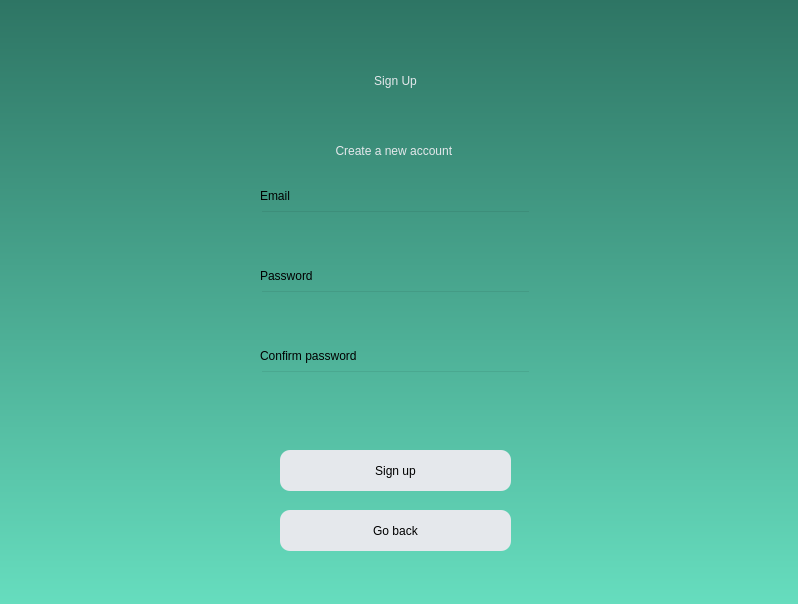
This is ui/signup.ui in Maximusrain/se_project_23-24 as Qt 5 draws it before an edit. The edited form follows.
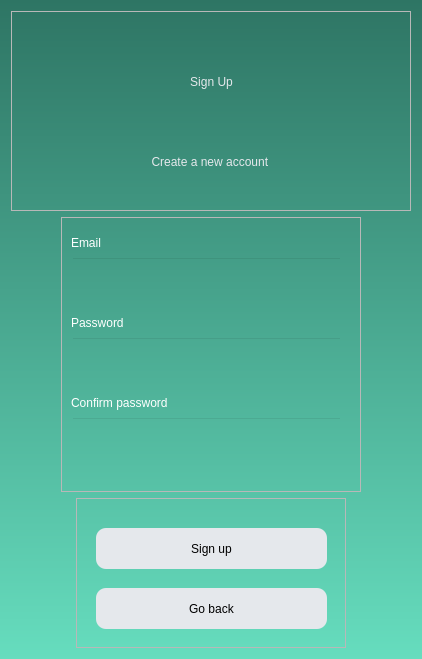
This is the edited form.

Commit message: On click prediction button, and saving to database

Diff of the .ui file:
```diff
--- a/ui/signup.ui
+++ b/ui/signup.ui
@@ -6,8 +6,8 @@
    <rect>
     <x>0</x>
     <y>0</y>
-    <width>798</width>
-    <height>604</height>
+    <width>418</width>
+    <height>655</height>
    </rect>
   </property>
   <property name="windowTitle">
@@ -17,121 +17,27 @@
    <string notr="true">QDialog{
 background-color: qlineargradient(spread:pad, x1:0, y1:0, x2:0, y2:1, stop:0 rgba(46, 117, 100, 255), stop:1 rgba(102, 221, 190, 255))}</string>
   </property>
-  <widget class="QPushButton" name="create_btn">
-   <property name="geometry">
-    <rect>
-     <x>280</x>
-     <y>450</y>
-     <width>231</width>
-     <height>41</height>
-    </rect>
-   </property>
-   <property name="styleSheet">
-    <string notr="true">border-radius:10px;
-background-color: rgb(229, 232, 236);
-
-font: 14pt &quot;Century Gothic&quot;;
-</string>
-   </property>
-   <property name="text">
-    <string>Sign up</string>
-   </property>
-  </widget>
-  <widget class="QPushButton" name="goback_btn">
-   <property name="geometry">
-    <rect>
-     <x>280</x>
-     <y>510</y>
-     <width>231</width>
-     <height>41</height>
-    </rect>
-   </property>
-   <property name="styleSheet">
-    <string notr="true">border-radius:10px;
-background-color: rgb(229, 232, 236);
-
-font: 14pt &quot;Century Gothic&quot;;
-</string>
-   </property>
-   <property name="text">
-    <string>Go back</string>
-   </property>
-  </widget>
-  <widget class="QLineEdit" name="Email_line">
-   <property name="geometry">
-    <rect>
-     <x>260</x>
-     <y>210</y>
-     <width>271</width>
-     <height>41</height>
-    </rect>
-   </property>
-   <property name="styleSheet">
-    <string notr="true">background-color:rgba(0,0,0,0);
-font: 12pt &quot;MS Shell Dlg 2&quot;;</string>
-   </property>
-  </widget>
-  <widget class="QLabel" name="label_2">
-   <property name="geometry">
-    <rect>
-     <x>270</x>
-     <y>130</y>
-     <width>251</width>
-     <height>41</height>
-    </rect>
-   </property>
-   <property name="styleSheet">
-    <string notr="true">font: 15pt &quot;Century Gothic&quot;;
-color: rgb(229, 232, 236);</string>
-   </property>
-   <property name="text">
-    <string>Create a new account </string>
-   </property>
-   <property name="alignment">
-    <set>Qt::AlignCenter</set>
-   </property>
-  </widget>
-  <widget class="QLabel" name="label_5">
-   <property name="geometry">
-    <rect>
-     <x>260</x>
-     <y>340</y>
-     <width>151</width>
-     <height>31</height>
-    </rect>
-   </property>
-   <property name="styleSheet">
-    <string notr="true">font: 11pt &quot;Century Gothic&quot;;</string>
-   </property>
-   <property name="text">
-    <string>Confirm password</string>
-   </property>
-  </widget>
-  <widget class="QLabel" name="label_invalid_line">
-   <property name="geometry">
-    <rect>
-     <x>170</x>
-     <y>420</y>
-     <width>451</width>
-     <height>21</height>
-    </rect>
-   </property>
-   <property name="styleSheet">
-    <string notr="true">font: 14pt &quot;Century Gothic&quot;; color:red;</string>
-   </property>
-   <property name="text">
-    <string/>
-   </property>
-   <property name="alignment">
-    <set>Qt::AlignCenter</set>
-   </property>
-  </widget>
+  <layout class="QVBoxLayout" name="verticalLayout">
+   <item alignment="Qt::AlignHCenter">
+    <widget class="QFrame" name="frame">
+     <property name="minimumSize">
+      <size>
+       <width>400</width>
+       <height>200</height>
+      </size>
+     </property>
+     <property name="frameShape">
+      <enum>QFrame::StyledPanel</enum>
+     </property>
+     <property name="frameShadow">
+      <enum>QFrame::Raised</enum>
+     </property>
   <widget class="QLabel" name="label">
    <property name="geometry">
     <rect>
-     <x>290</x>
-     <y>30</y>
-     <width>211</width>
+        <x>0</x>
+        <y>20</y>
+        <width>401</width>
      <height>101</height>
     </rect>
    </property>
@@ -147,11 +53,78 @@
     <set>Qt::AlignCenter</set>
    </property>
   </widget>
+     <widget class="QLabel" name="label_2">
+      <property name="geometry">
+       <rect>
+        <x>0</x>
+        <y>130</y>
+        <width>401</width>
+        <height>41</height>
+       </rect>
+      </property>
+      <property name="styleSheet">
+       <string notr="true">font: 15pt &quot;Century Gothic&quot;;
+color: rgb(229, 232, 236);</string>
+      </property>
+      <property name="text">
+       <string>Create a new account </string>
+      </property>
+      <property name="alignment">
+       <set>Qt::AlignCenter</set>
+      </property>
+     </widget>
+    </widget>
+   </item>
+   <item alignment="Qt::AlignHCenter">
+    <widget class="QFrame" name="frame_2">
+     <property name="minimumSize">
+      <size>
+       <width>300</width>
+       <height>275</height>
+      </size>
+     </property>
+     <property name="frameShape">
+      <enum>QFrame::StyledPanel</enum>
+     </property>
+     <property name="frameShadow">
+      <enum>QFrame::Raised</enum>
+     </property>
+     <widget class="QLineEdit" name="Email_line">
+      <property name="geometry">
+       <rect>
+        <x>10</x>
+        <y>40</y>
+        <width>271</width>
+        <height>41</height>
+       </rect>
+      </property>
+      <property name="styleSheet">
+       <string notr="true">background-color:rgba(0,0,0,0);
+font: 12pt &quot;MS Shell Dlg 2&quot;;</string>
+      </property>
+     </widget>
+     <widget class="QLabel" name="label_3">
+      <property name="geometry">
+       <rect>
+        <x>10</x>
+        <y>10</y>
+        <width>71</width>
+        <height>31</height>
+       </rect>
+      </property>
+      <property name="styleSheet">
+       <string notr="true">font: 11pt &quot;Century Gothic&quot;;
+color: #ffffff;</string>
+      </property>
+      <property name="text">
+       <string>Email</string>
+      </property>
+     </widget>
   <widget class="QLineEdit" name="Password_line">
    <property name="geometry">
     <rect>
-     <x>260</x>
-     <y>290</y>
+        <x>10</x>
+        <y>120</y>
      <width>271</width>
      <height>41</height>
     </rect>
@@ -164,40 +137,25 @@
   <widget class="QLabel" name="label_4">
    <property name="geometry">
     <rect>
-     <x>260</x>
-     <y>260</y>
+        <x>10</x>
+        <y>90</y>
      <width>111</width>
      <height>31</height>
     </rect>
    </property>
    <property name="styleSheet">
-    <string notr="true">font: 11pt &quot;Century Gothic&quot;;</string>
+       <string notr="true">font: 11pt &quot;Century Gothic&quot;;
+color: #ffffff;</string>
    </property>
    <property name="text">
     <string>Password</string>
    </property>
   </widget>
-  <widget class="QLabel" name="label_3">
-   <property name="geometry">
-    <rect>
-     <x>260</x>
-     <y>180</y>
-     <width>71</width>
-     <height>31</height>
-    </rect>
-   </property>
-   <property name="styleSheet">
-    <string notr="true">font: 11pt &quot;Century Gothic&quot;;</string>
-   </property>
-   <property name="text">
-    <string>Email</string>
-   </property>
-  </widget>
   <widget class="QLineEdit" name="Password_confirm">
    <property name="geometry">
     <rect>
-     <x>260</x>
-     <y>370</y>
+        <x>10</x>
+        <y>200</y>
      <width>271</width>
      <height>41</height>
     </rect>
@@ -207,6 +165,82 @@
 font: 12pt &quot;MS Shell Dlg 2&quot;;</string>
    </property>
   </widget>
+     <widget class="QLabel" name="label_5">
+      <property name="geometry">
+       <rect>
+        <x>10</x>
+        <y>170</y>
+        <width>151</width>
+        <height>31</height>
+       </rect>
+      </property>
+      <property name="styleSheet">
+       <string notr="true">font: 11pt &quot;Century Gothic&quot;;
+color: #ffffff;</string>
+      </property>
+      <property name="text">
+       <string>Confirm password</string>
+      </property>
+     </widget>
+    </widget>
+   </item>
+   <item alignment="Qt::AlignHCenter">
+    <widget class="QFrame" name="frame_3">
+     <property name="minimumSize">
+      <size>
+       <width>270</width>
+       <height>150</height>
+      </size>
+     </property>
+     <property name="frameShape">
+      <enum>QFrame::StyledPanel</enum>
+     </property>
+     <property name="frameShadow">
+      <enum>QFrame::Raised</enum>
+     </property>
+     <widget class="QPushButton" name="goback_btn">
+      <property name="geometry">
+       <rect>
+        <x>20</x>
+        <y>90</y>
+        <width>231</width>
+        <height>41</height>
+       </rect>
+      </property>
+      <property name="styleSheet">
+       <string notr="true">border-radius:10px;
+background-color: rgb(229, 232, 236);
+
+font: 14pt &quot;Century Gothic&quot;;
+</string>
+      </property>
+      <property name="text">
+       <string>Go back</string>
+      </property>
+     </widget>
+     <widget class="QPushButton" name="create_btn">
+      <property name="geometry">
+       <rect>
+        <x>20</x>
+        <y>30</y>
+        <width>231</width>
+        <height>41</height>
+       </rect>
+      </property>
+      <property name="styleSheet">
+       <string notr="true">border-radius:10px;
+background-color: rgb(229, 232, 236);
+
+font: 14pt &quot;Century Gothic&quot;;
+</string>
+      </property>
+      <property name="text">
+       <string>Sign up</string>
+      </property>
+     </widget>
+    </widget>
+   </item>
+  </layout>
  </widget>
  <resources/>
  <connections/>
```
Left out of the diff: 4 changed lines with no effect on the pictures. Lines whose indentation alone changed are shown as unchanged. The commit also changes 4 other files.
